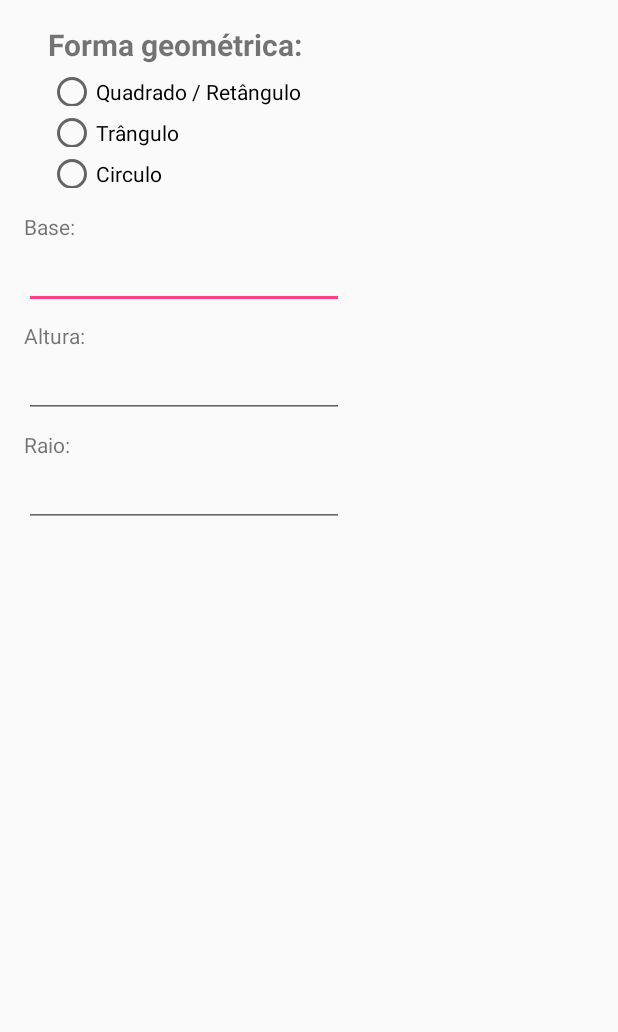
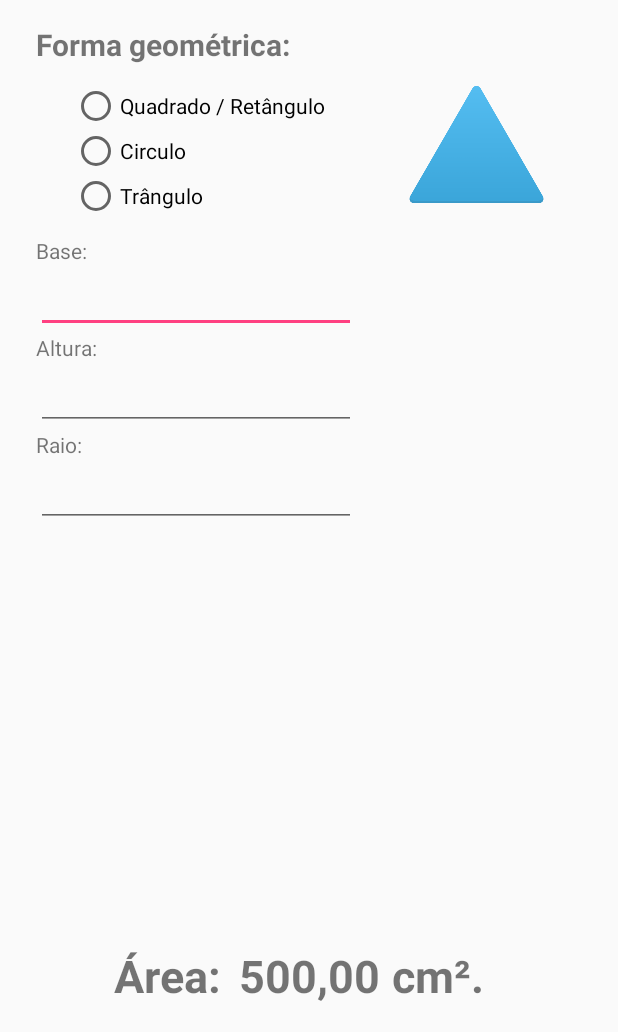
Before and after one commit to douglazm/aula-android-exercicios, an Android app: the screen it shows after launch (MainActivity), on a phone screen of 412 x 824 dp, the part 204-1236 px from its top. Run offline under Robolectric (Android 15) with nearby library versions, the phone set to English and light mode, and no system bars.

Commit message:
Alteração no layout e colocado imagens

```diff
--- a/AreaFormasGeometricas/app/src/main/res/layout/activity_main.xml
+++ b/AreaFormasGeometricas/app/src/main/res/layout/activity_main.xml
@@ -59,13 +59,22 @@
             android:id="@+id/txtFormas"
             android:layout_width="wrap_content"
             android:layout_height="wrap_content"
-            android:layout_marginStart="24dp"
+            android:layout_marginStart="16dp"
             android:layout_marginTop="8dp"
             android:text="@string/txtFormas"
             android:textSize="20sp"
             android:textStyle="bold"
             app:layout_constraintStart_toStartOf="parent"
             app:layout_constraintTop_toTopOf="parent" />
+
+        <RadioGroup
+            android:id="@+id/radioGroup"
+            android:layout_width="205dp"
+            android:layout_height="90dp"
+            android:layout_marginStart="16dp"
+            android:layout_marginTop="8dp"
+            app:layout_constraintStart_toStartOf="parent"
+            app:layout_constraintTop_toBottomOf="@+id/txtFormas">
 
             <RadioButton
                 android:id="@+id/radioButton"
@@ -74,9 +83,22 @@
                 android:layout_height="19dp"
                 android:layout_marginStart="24dp"
                 android:layout_marginTop="8dp"
+                android:layout_weight="1"
                 android:text="Quadrado / Retângulo"
                 app:layout_constraintStart_toStartOf="parent"
                 app:layout_constraintTop_toBottomOf="@+id/txtFormas" />
+
+            <RadioButton
+                android:id="@+id/radioButton3"
+                style="@android:style/Widget.Material.Light.CompoundButton.RadioButton"
+                android:layout_width="wrap_content"
+                android:layout_height="19dp"
+                android:layout_marginStart="24dp"
+                android:layout_marginTop="8dp"
+                android:layout_weight="1"
+                android:text="Circulo"
+                app:layout_constraintStart_toStartOf="parent"
+                app:layout_constraintTop_toBottomOf="@+id/radioButton2" />
 
             <RadioButton
                 android:id="@+id/radioButton2"
@@ -85,36 +107,27 @@
                 android:layout_height="19dp"
                 android:layout_marginStart="24dp"
                 android:layout_marginTop="8dp"
+                android:layout_weight="1"
                 android:text="Trângulo"
                 app:layout_constraintStart_toStartOf="parent"
                 app:layout_constraintTop_toBottomOf="@+id/radioButton" />
-
-        <RadioButton
-            android:id="@+id/radioButton3"
-            style="@android:style/Widget.Material.Light.CompoundButton.RadioButton"
-            android:layout_width="wrap_content"
-            android:layout_height="19dp"
-            android:layout_marginStart="24dp"
-            android:layout_marginTop="8dp"
-            android:text="Circulo"
-            app:layout_constraintStart_toStartOf="parent"
-            app:layout_constraintTop_toBottomOf="@+id/radioButton2" />
+        </RadioGroup>
 
         <TextView
             android:id="@+id/textView2"
             android:layout_width="wrap_content"
             android:layout_height="wrap_content"
-            android:layout_marginStart="8dp"
+            android:layout_marginStart="16dp"
             android:layout_marginTop="16dp"
             android:text="Base:"
             app:layout_constraintStart_toStartOf="parent"
-            app:layout_constraintTop_toBottomOf="@+id/radioButton3" />
+            app:layout_constraintTop_toBottomOf="@+id/radioGroup" />
 
         <EditText
             android:id="@+id/editText"
             android:layout_width="wrap_content"
             android:layout_height="wrap_content"
-            android:layout_marginStart="8dp"
+            android:layout_marginStart="16dp"
             android:ems="10"
             android:inputType="numberDecimal"
             app:layout_constraintStart_toStartOf="parent"
@@ -124,8 +137,7 @@
             android:id="@+id/textView3"
             android:layout_width="wrap_content"
             android:layout_height="wrap_content"
-            android:layout_marginStart="8dp"
-            android:layout_marginTop="8dp"
+            android:layout_marginStart="16dp"
             android:text="Altura:"
             app:layout_constraintStart_toStartOf="parent"
             app:layout_constraintTop_toBottomOf="@+id/editText" />
@@ -134,7 +146,7 @@
             android:id="@+id/editText2"
             android:layout_width="wrap_content"
             android:layout_height="wrap_content"
-            android:layout_marginStart="8dp"
+            android:layout_marginStart="16dp"
             android:ems="10"
             android:inputType="numberDecimal"
             app:layout_constraintStart_toStartOf="parent"
@@ -144,8 +156,7 @@
             android:id="@+id/textView4"
             android:layout_width="wrap_content"
             android:layout_height="wrap_content"
-            android:layout_marginStart="8dp"
-            android:layout_marginTop="8dp"
+            android:layout_marginStart="16dp"
             android:text="Raio:"
             app:layout_constraintStart_toStartOf="parent"
             app:layout_constraintTop_toBottomOf="@+id/editText2" />
@@ -154,11 +165,24 @@
             android:id="@+id/editText3"
             android:layout_width="wrap_content"
             android:layout_height="wrap_content"
-            android:layout_marginStart="8dp"
+            android:layout_marginStart="16dp"
             android:ems="10"
             android:inputType="numberDecimal"
             app:layout_constraintStart_toStartOf="parent"
             app:layout_constraintTop_toBottomOf="@+id/textView4" />
+
+        <ImageView
+            android:id="@+id/imageView2"
+            android:layout_width="90dp"
+            android:layout_height="90dp"
+            android:layout_marginEnd="8dp"
+            android:layout_marginStart="8dp"
+            app:layout_constraintEnd_toEndOf="parent"
+            app:layout_constraintHorizontal_bias="0.512"
+            app:layout_constraintStart_toEndOf="@+id/radioGroup"
+            app:layout_constraintTop_toTopOf="@+id/radioGroup"
+            app:srcCompat="@drawable/triangle" />
+
     </android.support.constraint.ConstraintLayout>
 
     <android.support.constraint.ConstraintLayout
@@ -173,6 +197,52 @@
         app:layout_constraintHorizontal_bias="0.0"
         app:layout_constraintStart_toStartOf="parent">
 
+        <TextView
+            android:id="@+id/textView"
+            android:layout_width="wrap_content"
+            android:layout_height="wrap_content"
+            android:layout_marginBottom="8dp"
+            android:layout_marginEnd="12dp"
+            android:layout_marginTop="8dp"
+            android:text="Área:"
+            android:textSize="30sp"
+            android:textStyle="bold"
+            app:layout_constraintBottom_toBottomOf="parent"
+            app:layout_constraintEnd_toStartOf="@+id/textView6"
+            app:layout_constraintTop_toTopOf="parent"
+            app:layout_constraintVertical_bias="0.52" />
+
+        <TextView
+            android:id="@+id/textView6"
+            android:layout_width="wrap_content"
+            android:layout_height="wrap_content"
+            android:layout_marginBottom="8dp"
+            android:layout_marginEnd="8dp"
+            android:layout_marginStart="8dp"
+            android:layout_marginTop="8dp"
+            android:text="500,00"
+            android:textSize="30sp"
+            android:textStyle="bold"
+            app:layout_constraintBottom_toBottomOf="parent"
+            app:layout_constraintEnd_toEndOf="parent"
+            app:layout_constraintStart_toStartOf="parent"
+            app:layout_constraintTop_toTopOf="parent"
+            app:layout_constraintVertical_bias="0.52" />
+
+        <TextView
+            android:id="@+id/textView7"
+            android:layout_width="wrap_content"
+            android:layout_height="wrap_content"
+            android:layout_marginBottom="8dp"
+            android:layout_marginStart="8dp"
+            android:layout_marginTop="8dp"
+            android:text="cm²."
+            android:textSize="30sp"
+            android:textStyle="bold"
+            app:layout_constraintBottom_toBottomOf="parent"
+            app:layout_constraintStart_toEndOf="@+id/textView6"
+            app:layout_constraintTop_toTopOf="parent"
+            app:layout_constraintVertical_bias="0.52" />
     </android.support.constraint.ConstraintLayout>
 
 </android.support.constraint.ConstraintLayout>
```
Also changed, not shown: AreaFormasGeometricas/app/src/main/res/drawable/circle.png (added), AreaFormasGeometricas/app/src/main/res/drawable/rectangle.png (added), AreaFormasGeometricas/app/src/main/res/drawable/square.png (added), AreaFormasGeometricas/app/src/main/res/drawable/triangle.png (added). Lines whose indentation alone changed are shown as unchanged.
